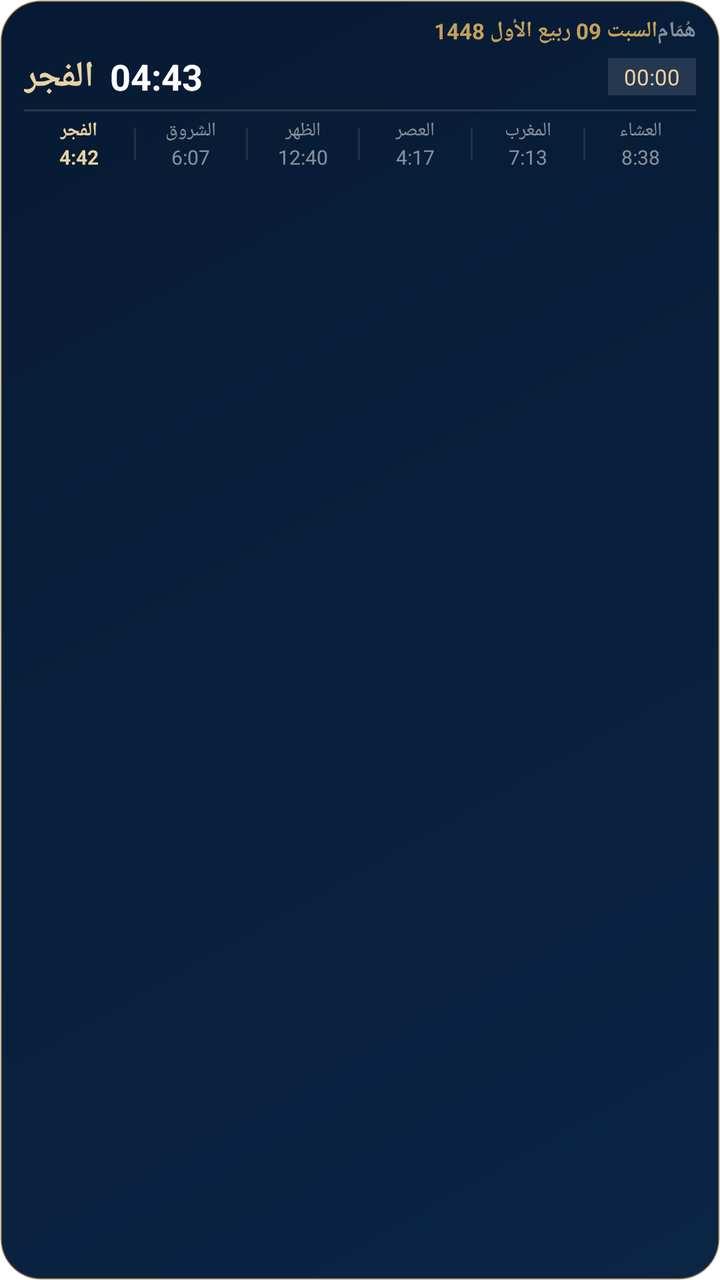
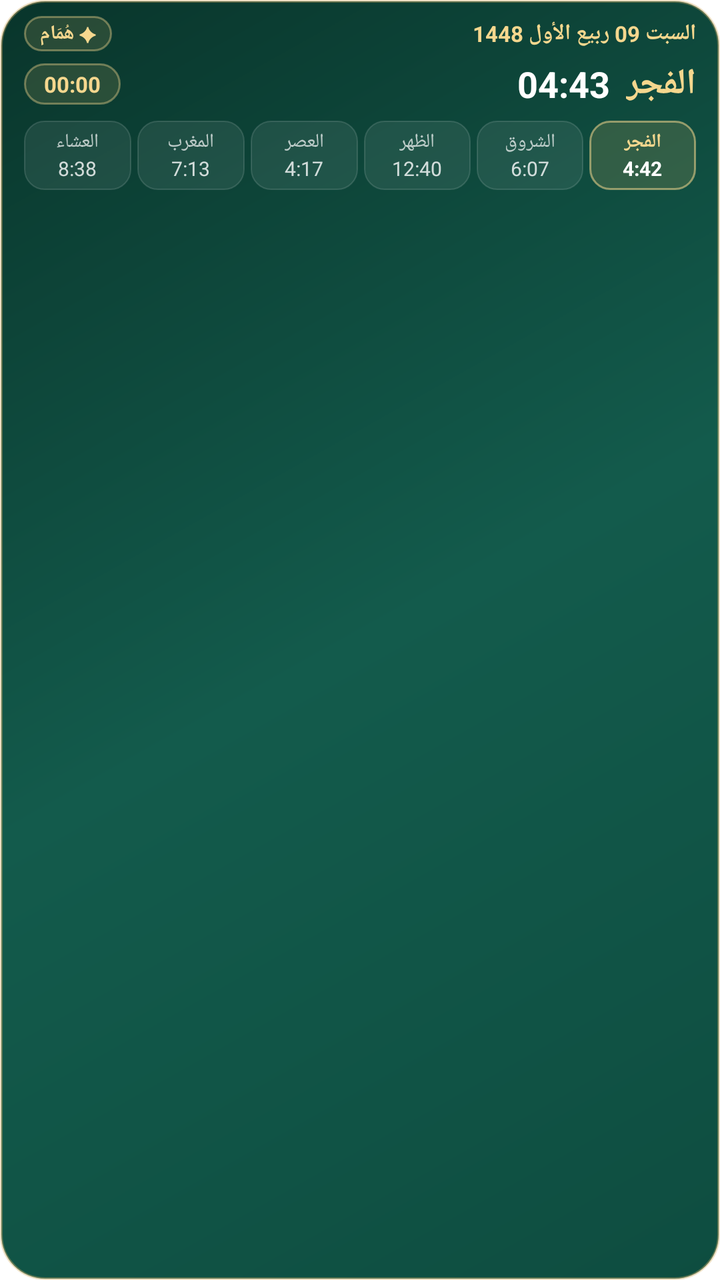

An Android layout rendered at two revisions. The XML below is the earlier revision; the diff shows what the commit changed to produce the second picture.
<!-- AndroidManifest.xml: fallback theme Theme.MaterialComponents.DayNight.NoActionBar -->
<!-- res/layout/prayer_bar_widget.xml -->
<?xml version="1.0" encoding="utf-8"?>
<LinearLayout xmlns:android="http://schemas.android.com/apk/res/android"
    android:id="@+id/prayer_bar_root"
    android:layout_width="match_parent"
    android:layout_height="match_parent"
    android:orientation="vertical"
    android:background="@drawable/humam_widget_background"
    android:paddingStart="12dp"
    android:paddingEnd="12dp"
    android:paddingTop="8dp"
    android:paddingBottom="8dp">

    
    <LinearLayout
        android:layout_width="match_parent"
        android:layout_height="wrap_content"
        android:orientation="horizontal"
        android:gravity="center_vertical">

        <TextView
            android:id="@+id/prayer_bar_hijri_date"
            android:layout_width="0dp"
            android:layout_height="wrap_content"
            android:layout_weight="1"
            android:text="السبت 09 ربيع الأول 1448"
            android:textColor="#C5A059"
            android:textSize="11sp"
            android:textStyle="bold"
            android:gravity="start" />

        <TextView
            android:layout_width="wrap_content"
            android:layout_height="wrap_content"
            android:text="هُمَام"
            android:textColor="#80FFFFFF"
            android:textSize="11sp"
            android:textStyle="bold" />
    </LinearLayout>

    
    <LinearLayout
        android:layout_width="match_parent"
        android:layout_height="wrap_content"
        android:orientation="horizontal"
        android:gravity="center_vertical"
        android:layout_marginTop="3dp">

        <LinearLayout
            android:layout_width="0dp"
            android:layout_height="wrap_content"
            android:layout_weight="1"
            android:orientation="horizontal"
            android:gravity="center_vertical">

            <TextView
                android:id="@+id/prayer_bar_name"
                android:layout_width="wrap_content"
                android:layout_height="wrap_content"
                android:text="الفجر"
                android:textColor="#E7D2A0"
                android:textSize="18sp"
                android:textStyle="bold" />

            <TextView
                android:id="@+id/prayer_bar_time"
                android:layout_width="wrap_content"
                android:layout_height="wrap_content"
                android:layout_marginStart="8dp"
                android:text="04:43"
                android:textColor="#FFFFFF"
                android:textSize="18sp"
                android:textStyle="bold" />
        </LinearLayout>

        <Chronometer
            android:id="@+id/prayer_bar_countdown"
            android:layout_width="wrap_content"
            android:layout_height="wrap_content"
            android:text="بعد 04:40"
            android:textColor="#E7D2A0"
            android:textSize="11sp"
            android:paddingStart="8dp"
            android:paddingEnd="8dp"
            android:paddingTop="2dp"
            android:paddingBottom="2dp"
            android:background="#1FFFFFFF" />
    </LinearLayout>

    
    <ImageView
        android:layout_width="match_parent"
        android:layout_height="1dp"
        android:layout_marginTop="4dp"
        android:layout_marginBottom="3dp"
        android:background="#1FFFFFFF" />

    
    <LinearLayout
        android:layout_width="match_parent"
        android:layout_height="wrap_content"
        android:orientation="horizontal"
        android:gravity="center_vertical">

        
        <LinearLayout
            android:layout_width="0dp"
            android:layout_height="wrap_content"
            android:layout_weight="1"
            android:orientation="vertical"
            android:gravity="center">
            <TextView
                android:id="@+id/pb_name_fajr"
                android:layout_width="wrap_content"
                android:layout_height="wrap_content"
                android:text="الفجر"
                android:textColor="#E7D2A0"
                android:textSize="9.5sp"
                android:textStyle="bold" />
            <TextView
                android:id="@+id/pb_time_fajr"
                android:layout_width="wrap_content"
                android:layout_height="wrap_content"
                android:text="4:42"
                android:textColor="#E7D2A0"
                android:textSize="10sp"
                android:textStyle="bold" />
        </LinearLayout>

        <ImageView
            android:layout_width="1dp"
            android:layout_height="16dp"
            android:background="#1AFFFFFF" />

        
        <LinearLayout
            android:layout_width="0dp"
            android:layout_height="wrap_content"
            android:layout_weight="1"
            android:orientation="vertical"
            android:gravity="center">
            <TextView
                android:id="@+id/pb_name_sunrise"
                android:layout_width="wrap_content"
                android:layout_height="wrap_content"
                android:text="الشروق"
                android:textColor="#80FFFFFF"
                android:textSize="9.5sp" />
            <TextView
                android:id="@+id/pb_time_sunrise"
                android:layout_width="wrap_content"
                android:layout_height="wrap_content"
                android:text="6:07"
                android:textColor="#80FFFFFF"
                android:textSize="10sp" />
        </LinearLayout>

        <ImageView
            android:layout_width="1dp"
            android:layout_height="16dp"
            android:background="#1AFFFFFF" />

        
        <LinearLayout
            android:layout_width="0dp"
            android:layout_height="wrap_content"
            android:layout_weight="1"
            android:orientation="vertical"
            android:gravity="center">
            <TextView
                android:id="@+id/pb_name_dhuhr"
                android:layout_width="wrap_content"
                android:layout_height="wrap_content"
                android:text="الظهر"
                android:textColor="#80FFFFFF"
                android:textSize="9.5sp" />
            <TextView
                android:id="@+id/pb_time_dhuhr"
                android:layout_width="wrap_content"
                android:layout_height="wrap_content"
                android:text="12:40"
                android:textColor="#80FFFFFF"
                android:textSize="10sp" />
        </LinearLayout>

        <ImageView
            android:layout_width="1dp"
            android:layout_height="16dp"
            android:background="#1AFFFFFF" />

        
        <LinearLayout
            android:layout_width="0dp"
            android:layout_height="wrap_content"
            android:layout_weight="1"
            android:orientation="vertical"
            android:gravity="center">
            <TextView
                android:id="@+id/pb_name_asr"
                android:layout_width="wrap_content"
                android:layout_height="wrap_content"
                android:text="العصر"
                android:textColor="#80FFFFFF"
                android:textSize="9.5sp" />
            <TextView
                android:id="@+id/pb_time_asr"
                android:layout_width="wrap_content"
                android:layout_height="wrap_content"
                android:text="4:17"
                android:textColor="#80FFFFFF"
                android:textSize="10sp" />
        </LinearLayout>

        <ImageView
            android:layout_width="1dp"
            android:layout_height="16dp"
            android:background="#1AFFFFFF" />

        
        <LinearLayout
            android:layout_width="0dp"
            android:layout_height="wrap_content"
            android:layout_weight="1"
            android:orientation="vertical"
            android:gravity="center">
            <TextView
                android:id="@+id/pb_name_maghrib"
                android:layout_width="wrap_content"
                android:layout_height="wrap_content"
                android:text="المغرب"
                android:textColor="#80FFFFFF"
                android:textSize="9.5sp" />
            <TextView
                android:id="@+id/pb_time_maghrib"
                android:layout_width="wrap_content"
                android:layout_height="wrap_content"
                android:text="7:13"
                android:textColor="#80FFFFFF"
                android:textSize="10sp" />
        </LinearLayout>

        <ImageView
            android:layout_width="1dp"
            android:layout_height="16dp"
            android:background="#1AFFFFFF" />

        
        <LinearLayout
            android:layout_width="0dp"
            android:layout_height="wrap_content"
            android:layout_weight="1"
            android:orientation="vertical"
            android:gravity="center">
            <TextView
                android:id="@+id/pb_name_isha"
                android:layout_width="wrap_content"
                android:layout_height="wrap_content"
                android:text="العشاء"
                android:textColor="#80FFFFFF"
                android:textSize="9.5sp" />
            <TextView
                android:id="@+id/pb_time_isha"
                android:layout_width="wrap_content"
                android:layout_height="wrap_content"
                android:text="8:38"
                android:textColor="#80FFFFFF"
                android:textSize="10sp" />
        </LinearLayout>
    </LinearLayout>

</LinearLayout>
<!-- resources referenced by this layout -->
<resources>
  <!-- drawable humam_widget_background (drawable) -->
  <?xml version="1.0" encoding="utf-8"?>
  <shape xmlns:android="http://schemas.android.com/apk/res/android">
      <corners android:radius="20dp" />
      <gradient
          android:type="linear"
          android:angle="135"
          android:startColor="#0B2545"
          android:endColor="#071A33" />
      <stroke android:width="1dp" android:color="#59C9A24B" />
  </shape>
</resources>

<!-- the commit's change to res/layout/prayer_bar_widget.xml (unified diff, before → after) -->
@@ -4,6 +4,7 @@
     android:layout_width="match_parent"
     android:layout_height="match_parent"
     android:orientation="vertical"
+    android:layoutDirection="rtl"
     android:background="@drawable/humam_widget_background"
     android:paddingStart="12dp"
     android:paddingEnd="12dp"
@@ -23,7 +24,7 @@
             android:layout_height="wrap_content"
             android:layout_weight="1"
             android:text="السبت 09 ربيع الأول 1448"
-            android:textColor="#C5A059"
+            android:textColor="#F5D78E"
             android:textSize="11sp"
             android:textStyle="bold"
             android:gravity="start" />
@@ -31,10 +32,15 @@
         <TextView
             android:layout_width="wrap_content"
             android:layout_height="wrap_content"
-            android:text="هُمَام"
-            android:textColor="#80FFFFFF"
-            android:textSize="11sp"
-            android:textStyle="bold" />
+            android:text="✦ هُمَام"
+            android:textColor="#F5D78E"
+            android:textSize="10sp"
+            android:textStyle="bold"
+            android:paddingStart="8dp"
+            android:paddingEnd="8dp"
+            android:paddingTop="2dp"
+            android:paddingBottom="2dp"
+            android:background="@drawable/humam_widget_pill_gold" />
     </LinearLayout>
 
     
@@ -43,7 +49,7 @@
         android:layout_height="wrap_content"
         android:orientation="horizontal"
         android:gravity="center_vertical"
-        android:layout_marginTop="3dp">
+        android:layout_marginTop="4dp">
 
         <LinearLayout
             android:layout_width="0dp"
@@ -57,7 +63,7 @@
                 android:layout_width="wrap_content"
                 android:layout_height="wrap_content"
                 android:text="الفجر"
-                android:textColor="#E7D2A0"
+                android:textColor="#F5D78E"
                 android:textSize="18sp"
                 android:textStyle="bold" />
 
@@ -76,36 +82,35 @@
             android:id="@+id/prayer_bar_countdown"
             android:layout_width="wrap_content"
             android:layout_height="wrap_content"
-            android:text="بعد 04:40"
-            android:textColor="#E7D2A0"
+            android:text="متبقي 04:40"
+            android:textColor="#F5D78E"
             android:textSize="11sp"
-            android:paddingStart="8dp"
-            android:paddingEnd="8dp"
-            android:paddingTop="2dp"
-            android:paddingBottom="2dp"
-            android:background="#1FFFFFFF" />
+            android:textStyle="bold"
+            android:paddingStart="10dp"
+            android:paddingEnd="10dp"
+            android:paddingTop="3dp"
+            android:paddingBottom="3dp"
+            android:background="@drawable/humam_widget_pill_gold" />
     </LinearLayout>
-
-    
-    <ImageView
-        android:layout_width="match_parent"
-        android:layout_height="1dp"
-        android:layout_marginTop="4dp"
-        android:layout_marginBottom="3dp"
-        android:background="#1FFFFFFF" />
 
     
     <LinearLayout
         android:layout_width="match_parent"
         android:layout_height="wrap_content"
         android:orientation="horizontal"
-        android:gravity="center_vertical">
-
-        
-        <LinearLayout
-            android:layout_width="0dp"
-            android:layout_height="wrap_content"
-            android:layout_weight="1"
+        android:gravity="center_vertical"
+        android:layout_marginTop="6dp">
+
+        
+        <LinearLayout
+            android:id="@+id/pb_box_fajr"
+            android:layout_width="0dp"
+            android:layout_height="wrap_content"
+            android:layout_weight="1"
+            android:layout_marginEnd="3dp"
+            android:paddingTop="4dp"
+            android:paddingBottom="4dp"
+            android:background="@drawable/humam_widget_prayer_active"
             android:orientation="vertical"
             android:gravity="center">
             <TextView
@@ -113,7 +118,7 @@
                 android:layout_width="wrap_content"
                 android:layout_height="wrap_content"
                 android:text="الفجر"
-                android:textColor="#E7D2A0"
+                android:textColor="#F5D78E"
                 android:textSize="9.5sp"
                 android:textStyle="bold" />
             <TextView
@@ -121,21 +126,21 @@
                 android:layout_width="wrap_content"
                 android:layout_height="wrap_content"
                 android:text="4:42"
-                android:textColor="#E7D2A0"
+                android:textColor="#FFFFFF"
                 android:textSize="10sp"
                 android:textStyle="bold" />
         </LinearLayout>
 
-        <ImageView
-            android:layout_width="1dp"
-            android:layout_height="16dp"
-            android:background="#1AFFFFFF" />
-
-        
-        <LinearLayout
-            android:layout_width="0dp"
-            android:layout_height="wrap_content"
-            android:layout_weight="1"
+        
+        <LinearLayout
+            android:id="@+id/pb_box_sunrise"
+            android:layout_width="0dp"
+            android:layout_height="wrap_content"
+            android:layout_weight="1"
+            android:layout_marginEnd="3dp"
+            android:paddingTop="4dp"
+            android:paddingBottom="4dp"
+            android:background="@drawable/humam_widget_prayer_inactive"
             android:orientation="vertical"
             android:gravity="center">
             <TextView
@@ -143,27 +148,27 @@
                 android:layout_width="wrap_content"
                 android:layout_height="wrap_content"
                 android:text="الشروق"
-                android:textColor="#80FFFFFF"
+                android:textColor="#B3FFFFFF"
                 android:textSize="9.5sp" />
             <TextView
                 android:id="@+id/pb_time_sunrise"
                 android:layout_width="wrap_content"
                 android:layout_height="wrap_content"
                 android:text="6:07"
-                android:textColor="#80FFFFFF"
-                android:textSize="10sp" />
-        </LinearLayout>
-
-        <ImageView
-            android:layout_width="1dp"
-            android:layout_height="16dp"
-            android:background="#1AFFFFFF" />
-
-        
-        <LinearLayout
-            android:layout_width="0dp"
-            android:layout_height="wrap_content"
-            android:layout_weight="1"
+                android:textColor="#CCFFFFFF"
+                android:textSize="10sp" />
+        </LinearLayout>
+
+        
+        <LinearLayout
+            android:id="@+id/pb_box_dhuhr"
+            android:layout_width="0dp"
+            android:layout_height="wrap_content"
+            android:layout_weight="1"
+            android:layout_marginEnd="3dp"
+            android:paddingTop="4dp"
+            android:paddingBottom="4dp"
+            android:background="@drawable/humam_widget_prayer_inactive"
             android:orientation="vertical"
             android:gravity="center">
             <TextView
@@ -171,27 +176,27 @@
                 android:layout_width="wrap_content"
                 android:layout_height="wrap_content"
                 android:text="الظهر"
-                android:textColor="#80FFFFFF"
+                android:textColor="#B3FFFFFF"
                 android:textSize="9.5sp" />
             <TextView
                 android:id="@+id/pb_time_dhuhr"
                 android:layout_width="wrap_content"
                 android:layout_height="wrap_content"
                 android:text="12:40"
-                android:textColor="#80FFFFFF"
-                android:textSize="10sp" />
-        </LinearLayout>
-
-        <ImageView
-            android:layout_width="1dp"
-            android:layout_height="16dp"
-            android:background="#1AFFFFFF" />
-
-        
-        <LinearLayout
-            android:layout_width="0dp"
-            android:layout_height="wrap_content"
-            android:layout_weight="1"
+                android:textColor="#CCFFFFFF"
+                android:textSize="10sp" />
+        </LinearLayout>
+
+        
+        <LinearLayout
+            android:id="@+id/pb_box_asr"
+            android:layout_width="0dp"
+            android:layout_height="wrap_content"
+            android:layout_weight="1"
+            android:layout_marginEnd="3dp"
+            android:paddingTop="4dp"
+            android:paddingBottom="4dp"
+            android:background="@drawable/humam_widget_prayer_inactive"
             android:orientation="vertical"
             android:gravity="center">
             <TextView
@@ -199,27 +204,27 @@
                 android:layout_width="wrap_content"
                 android:layout_height="wrap_content"
                 android:text="العصر"
-                android:textColor="#80FFFFFF"
+                android:textColor="#B3FFFFFF"
                 android:textSize="9.5sp" />
             <TextView
                 android:id="@+id/pb_time_asr"
                 android:layout_width="wrap_content"
                 android:layout_height="wrap_content"
                 android:text="4:17"
-                android:textColor="#80FFFFFF"
-                android:textSize="10sp" />
-        </LinearLayout>
-
-        <ImageView
-            android:layout_width="1dp"
-            android:layout_height="16dp"
-            android:background="#1AFFFFFF" />
-
-        
-        <LinearLayout
-            android:layout_width="0dp"
-            android:layout_height="wrap_content"
-            android:layout_weight="1"
+                android:textColor="#CCFFFFFF"
+                android:textSize="10sp" />
+        </LinearLayout>
+
+        
+        <LinearLayout
+            android:id="@+id/pb_box_maghrib"
+            android:layout_width="0dp"
+            android:layout_height="wrap_content"
+            android:layout_weight="1"
+            android:layout_marginEnd="3dp"
+            android:paddingTop="4dp"
+            android:paddingBottom="4dp"
+            android:background="@drawable/humam_widget_prayer_inactive"
             android:orientation="vertical"
             android:gravity="center">
             <TextView
@@ -227,27 +232,26 @@
                 android:layout_width="wrap_content"
                 android:layout_height="wrap_content"
                 android:text="المغرب"
-                android:textColor="#80FFFFFF"
+                android:textColor="#B3FFFFFF"
                 android:textSize="9.5sp" />
             <TextView
                 android:id="@+id/pb_time_maghrib"
                 android:layout_width="wrap_content"
                 android:layout_height="wrap_content"
                 android:text="7:13"
-                android:textColor="#80FFFFFF"
-                android:textSize="10sp" />
-        </LinearLayout>
-
-        <ImageView
-            android:layout_width="1dp"
-            android:layout_height="16dp"
-            android:background="#1AFFFFFF" />
-
-        
-        <LinearLayout
-            android:layout_width="0dp"
-            android:layout_height="wrap_content"
-            android:layout_weight="1"
+                android:textColor="#CCFFFFFF"
+                android:textSize="10sp" />
+        </LinearLayout>
+
+        
+        <LinearLayout
+            android:id="@+id/pb_box_isha"
+            android:layout_width="0dp"
+            android:layout_height="wrap_content"
+            android:layout_weight="1"
+            android:paddingTop="4dp"
+            android:paddingBottom="4dp"
+            android:background="@drawable/humam_widget_prayer_inactive"
             android:orientation="vertical"
             android:gravity="center">
             <TextView
@@ -255,14 +259,14 @@
                 android:layout_width="wrap_content"
                 android:layout_height="wrap_content"
                 android:text="العشاء"
-                android:textColor="#80FFFFFF"
+                android:textColor="#B3FFFFFF"
                 android:textSize="9.5sp" />
             <TextView
                 android:id="@+id/pb_time_isha"
                 android:layout_width="wrap_content"
                 android:layout_height="wrap_content"
                 android:text="8:38"
-                android:textColor="#80FFFFFF"
+                android:textColor="#CCFFFFFF"
                 android:textSize="10sp" />
         </LinearLayout>
     </LinearLayout>
<!-- resource entries referenced after the edit -->
@@ -3,13 +3,35 @@
   <!-- drawable humam_widget_background (drawable) -->
   <?xml version="1.0" encoding="utf-8"?>
   <shape xmlns:android="http://schemas.android.com/apk/res/android">
-      <corners android:radius="20dp" />
+      <corners android:radius="22dp" />
       <gradient
           android:type="linear"
           android:angle="135"
-          android:startColor="#0B2545"
-          android:endColor="#071A33" />
-      <stroke android:width="1dp" android:color="#59C9A24B" />
+          android:startColor="#0E4D40"
+          android:centerColor="#135B4C"
+          android:endColor="#09352B" />
+      <stroke android:width="1.2dp" android:color="#66D4AF67" />
+  </shape>
+  <!-- drawable humam_widget_pill_gold (drawable) -->
+  <?xml version="1.0" encoding="utf-8"?>
+  <shape xmlns:android="http://schemas.android.com/apk/res/android">
+      <corners android:radius="14dp" />
+      <solid android:color="#28D4AF67" />
+      <stroke android:width="1dp" android:color="#66F5D78E" />
+  </shape>
+  <!-- drawable humam_widget_prayer_active (drawable) -->
+  <?xml version="1.0" encoding="utf-8"?>
+  <shape xmlns:android="http://schemas.android.com/apk/res/android">
+      <corners android:radius="10dp" />
+      <solid android:color="#2ED4AF67" />
+      <stroke android:width="1dp" android:color="#8CF5D78E" />
+  </shape>
+  <!-- drawable humam_widget_prayer_inactive (drawable) -->
+  <?xml version="1.0" encoding="utf-8"?>
+  <shape xmlns:android="http://schemas.android.com/apk/res/android">
+      <corners android:radius="10dp" />
+      <solid android:color="#14FFFFFF" />
+      <stroke android:width="0.8dp" android:color="#22FFFFFF" />
   </shape>
 </resources>
 
